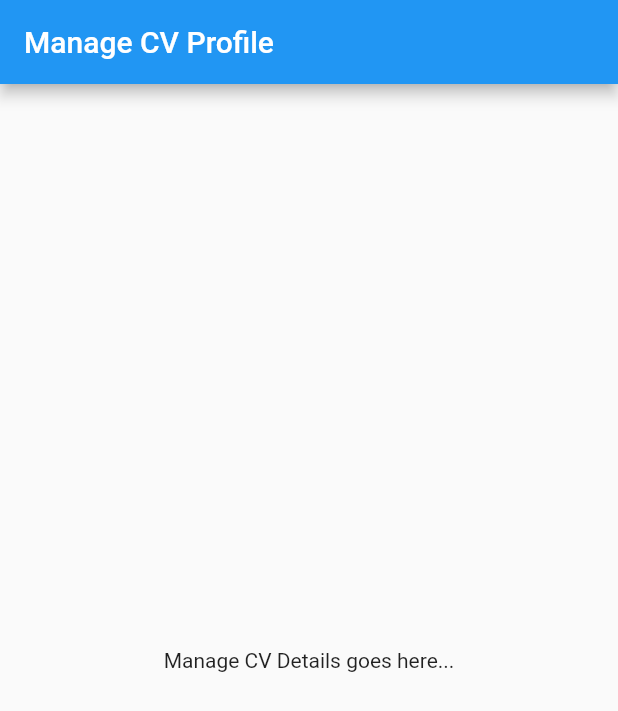
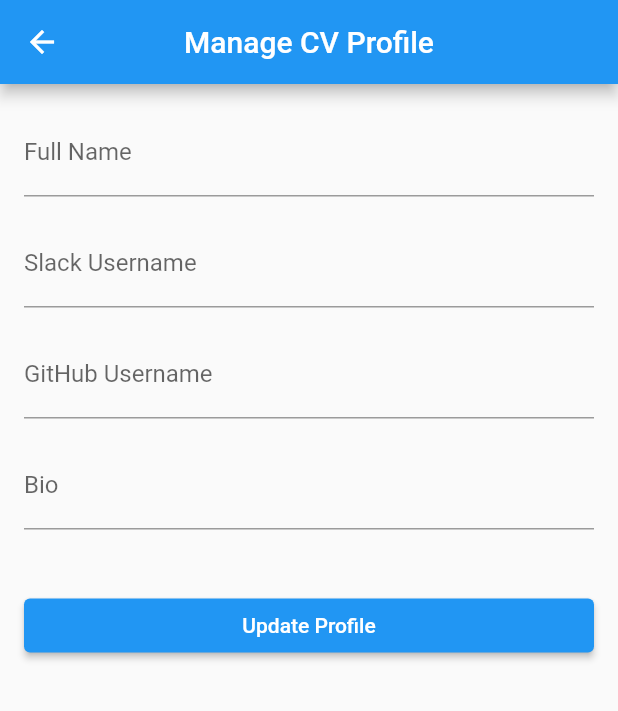
Before and after one commit to mjsalisu/cv_application, a Flutter app: the screen it shows after launch, after a tap on the "edit" icon, on a phone screen of 412 x 824 dp. Shown: the top 711 px of the screen. Run offline on Flutter 3.47's test engine with Material 2 defaults, Android fonts, the phone set to English and light mode, and no system bars.

Commit message:
edit profile

```diff
--- a/lib/screen/edit_profile.dart
+++ b/lib/screen/edit_profile.dart
@@ -1,24 +1,100 @@
+import 'package:cv_application/model/user_model.dart';
 import 'package:flutter/material.dart';
 
 class EditProfileScreen extends StatefulWidget {
-  const EditProfileScreen({super.key});
+  const EditProfileScreen({
+    super.key,
+    this.name,
+    this.slackUsername,
+    this.gitHubHandle,
+    this.bio,
+  });
+  final String? name;
+  final String? slackUsername;
+  final String? gitHubHandle;
+  final String? bio;
 
   @override
   State<EditProfileScreen> createState() => _EditProfileScreenState();
 }
 
 class _EditProfileScreenState extends State<EditProfileScreen> {
+  final nameController = TextEditingController();
+  final slackUsernameController = TextEditingController();
+  final gitHubHandleController = TextEditingController();
+  final bioController = TextEditingController();
+
+  @override
+  void initState() {
+    super.initState();
+    nameController.text = widget.name ?? '';
+    slackUsernameController.text = widget.slackUsername ?? '';
+    gitHubHandleController.text = widget.gitHubHandle ?? '';
+    bioController.text = widget.bio ?? '';
+  }
+
   @override
   Widget build(BuildContext context) {
-    return MaterialApp(
-      home: Scaffold(
-        appBar: AppBar(
-          title: const Text('Manage CV Profile'),
+    return Scaffold(
+      appBar: AppBar(
+        title: const Text(
+          'Manage CV Profile',
         ),
-        body: const Center(
-          child: Text('Manage CV Details goes here...'),
-        ),
+        centerTitle: true,
+      ),
+      body: ListView(
+        padding: const EdgeInsets.all(16.0),
+        children: [
+          TextField(
+            controller: nameController,
+            decoration: const InputDecoration(
+              labelText: 'Full Name',
+            ),
+          ),
+          const SizedBox(height: 15),
+          TextField(
+            controller: slackUsernameController,
+            decoration: const InputDecoration(
+              labelText: 'Slack Username',
+            ),
+          ),
+          const SizedBox(height: 15),
+          TextField(
+            controller: gitHubHandleController,
+            decoration: const InputDecoration(
+              labelText: 'GitHub Username',
+            ),
+          ),
+          const SizedBox(height: 15),
+          TextField(
+            controller: bioController,
+            decoration: const InputDecoration(
+              labelText: 'Bio',
+            ),
+          ),
+          const SizedBox(height: 40),
+          ElevatedButton(
+            onPressed: onProfileUpdateAction,
+            child: const Center(
+              child: Text('Update Profile'),
+            ),
+          ),
+        ],
       ),
     );
   }
+
+  Future<void> onProfileUpdateAction() async {
+    final name = nameController.text;
+    final slackUsername = slackUsernameController.text;
+    final gitHubHandle = gitHubHandleController.text;
+    final bio = bioController.text;
+
+    UserModel(
+      name: name,
+      slackUsername: slackUsername,
+      gitHubUsername: gitHubHandle,
+      bio: bio,
+    );
+  }
 }
```
